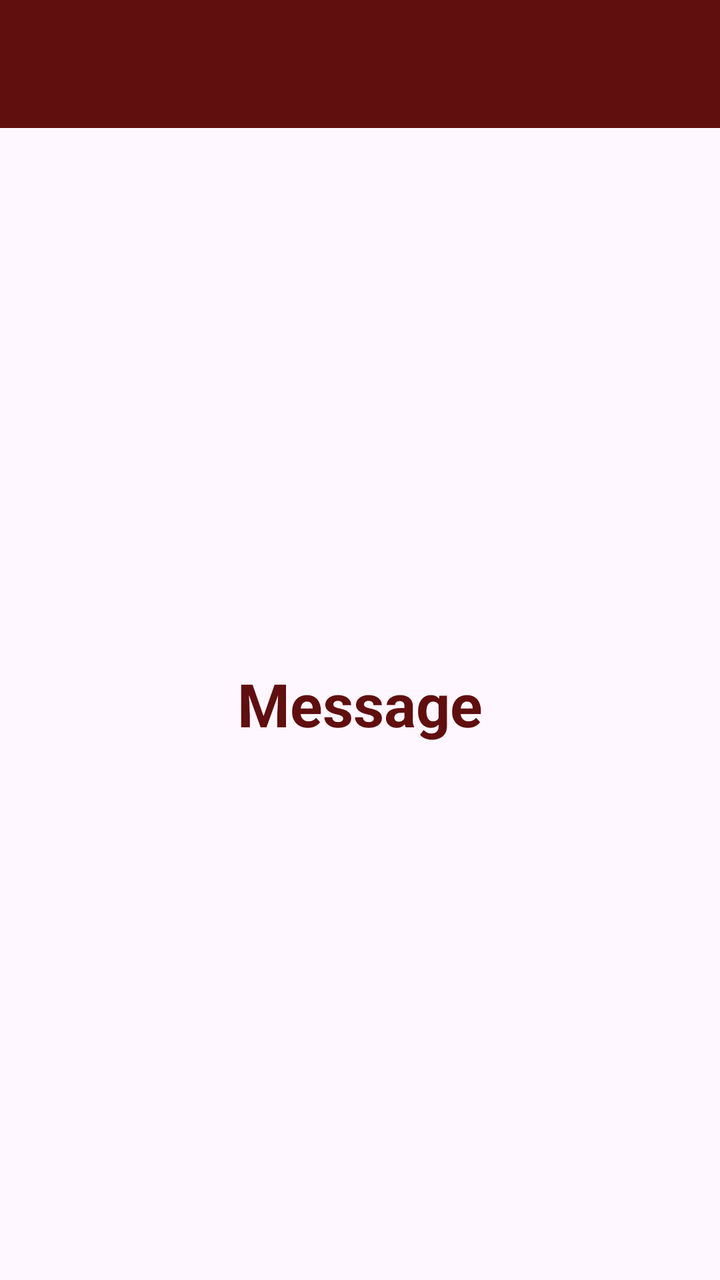
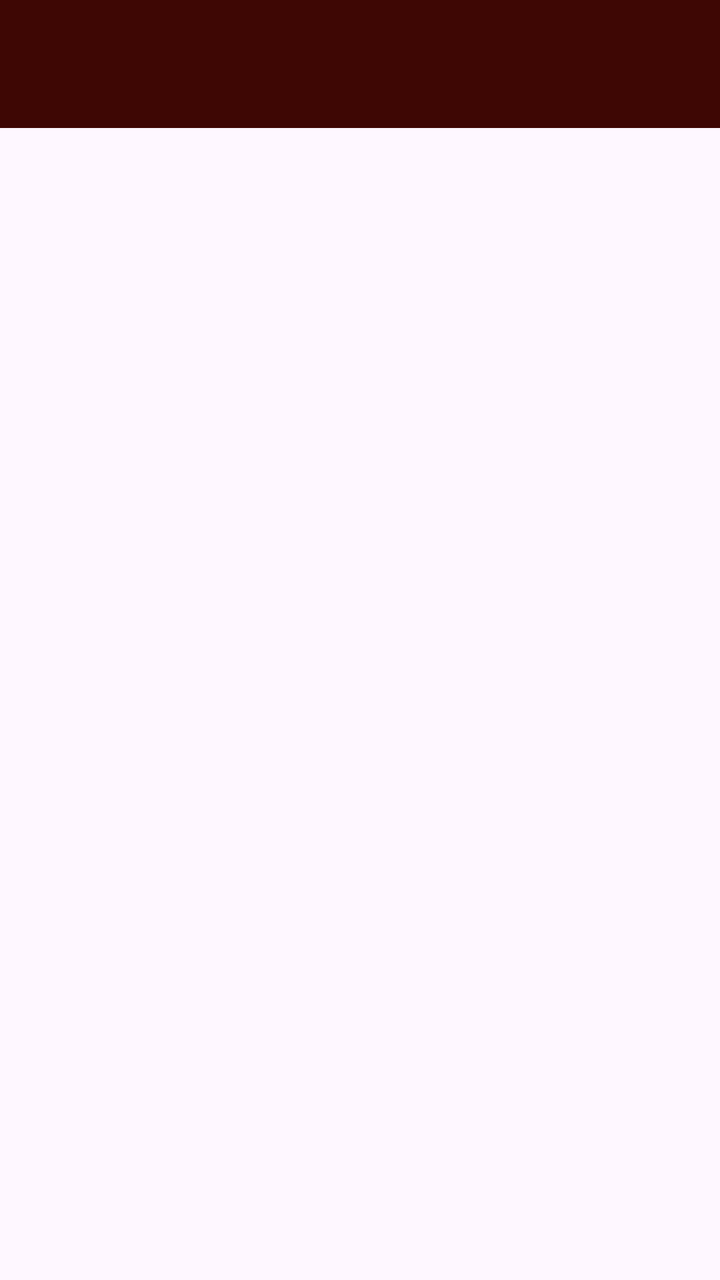

Screens rendered from an Android XML layout before and after an edit, with the pre-edit source and the edit as a unified diff.
<!-- AndroidManifest.xml: application theme Theme.Lita_3TIF -->
<!-- res/layout/fragment_message.xml -->
<?xml version="1.0" encoding="utf-8"?>
<androidx.constraintlayout.widget.ConstraintLayout xmlns:android="http://schemas.android.com/apk/res/android"
    xmlns:app="http://schemas.android.com/apk/res-auto"
    xmlns:tools="http://schemas.android.com/tools"
    android:layout_width="match_parent"
    android:layout_height="match_parent"
    tools:context=".Message.MessageFragment">

    <androidx.appcompat.widget.Toolbar
        android:id="@+id/toolbar"
        android:layout_width="match_parent"
        android:layout_height="?attr/actionBarSize"
        android:background="#610E0E"
        app:layout_constraintTop_toTopOf="parent"
        app:layout_scrollFlags="scroll|enterAlways"
        app:subtitleTextColor="@android:color/white"
        app:titleTextColor="@android:color/white"
        tools:layout_editor_absoluteX="0dp" />

    
    <TextView
        android:layout_width="match_parent"
        android:layout_height="0dp"
        android:gravity="center"
        android:text="Message"
        android:textColor="#610E0E"
        android:textSize="30sp"
        android:textStyle="bold"
        app:layout_constraintBottom_toBottomOf="parent"
        app:layout_constraintTop_toBottomOf="@+id/toolbar"
        tools:layout_editor_absoluteX="0dp" />
</androidx.constraintlayout.widget.ConstraintLayout>
<!-- resources referenced by this layout -->
<resources>
  <style name="Theme.Lita_3TIF" parent="Base.Theme.Lita_3TIF" />
  <style name="Base.Theme.Lita_3TIF" parent="Theme.Material3.DayNight.NoActionBar">
          
          
      </style>
</resources>

<!-- the commit's change to res/layout/fragment_message.xml (unified diff, before → after) -->
@@ -1,32 +1,31 @@
 <?xml version="1.0" encoding="utf-8"?>
-<androidx.constraintlayout.widget.ConstraintLayout xmlns:android="http://schemas.android.com/apk/res/android"
+<androidx.coordinatorlayout.widget.CoordinatorLayout xmlns:android="http://schemas.android.com/apk/res/android"
     xmlns:app="http://schemas.android.com/apk/res-auto"
     xmlns:tools="http://schemas.android.com/tools"
     android:layout_width="match_parent"
     android:layout_height="match_parent"
     tools:context=".Message.MessageFragment">
 
-    <androidx.appcompat.widget.Toolbar
-        android:id="@+id/toolbar"
+    <com.google.android.material.appbar.AppBarLayout
+        android:id="@+id/appBarLayout"
         android:layout_width="match_parent"
-        android:layout_height="?attr/actionBarSize"
-        android:background="#610E0E"
-        app:layout_constraintTop_toTopOf="parent"
-        app:layout_scrollFlags="scroll|enterAlways"
-        app:subtitleTextColor="@android:color/white"
-        app:titleTextColor="@android:color/white"
-        tools:layout_editor_absoluteX="0dp" />
+        android:layout_height="wrap_content"
+        android:theme="@style/ThemeOverlay.AppCompat.Dark.ActionBar">
 
-    
-    <TextView
+        <androidx.appcompat.widget.Toolbar
+            android:id="@+id/toolbar"
+            android:layout_width="match_parent"
+            android:layout_height="?attr/actionBarSize"
+            android:background="#3E0704"
+            app:layout_scrollFlags="scroll|enterAlways"
+            app:titleTextColor="@android:color/white" />
+
+    </com.google.android.material.appbar.AppBarLayout>
+
+    <ListView
+        android:id="@+id/listMessageItems"
         android:layout_width="match_parent"
-        android:layout_height="0dp"
-        android:gravity="center"
-        android:text="Message"
-        android:textColor="#610E0E"
-        android:textSize="30sp"
-        android:textStyle="bold"
-        app:layout_constraintBottom_toBottomOf="parent"
-        app:layout_constraintTop_toBottomOf="@+id/toolbar"
-        tools:layout_editor_absoluteX="0dp" />
-</androidx.constraintlayout.widget.ConstraintLayout>
+        android:layout_height="match_parent"
+        app:layout_behavior="@string/appbar_scrolling_view_behavior" />
+
+</androidx.coordinatorlayout.widget.CoordinatorLayout>
